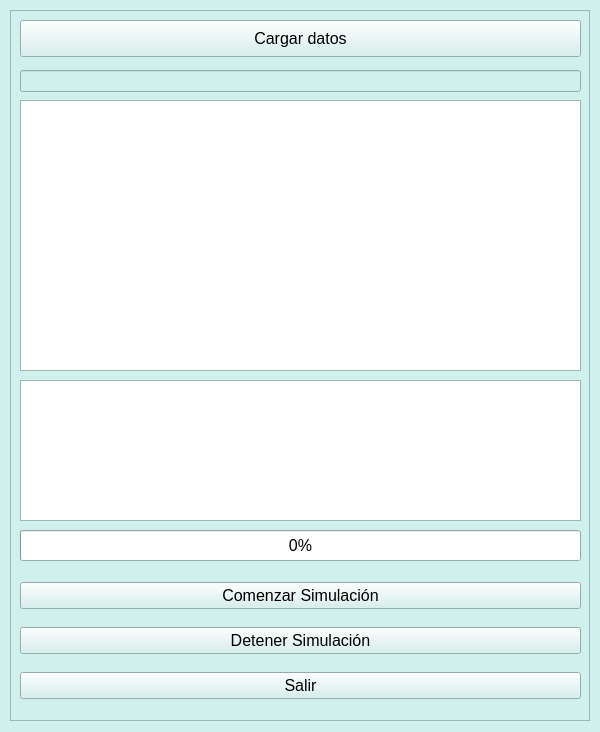
This is gui/qt_ui/simulation_widget.ui in IsaelPT/SimUci as Qt 5 draws it before an edit. The edited form follows.
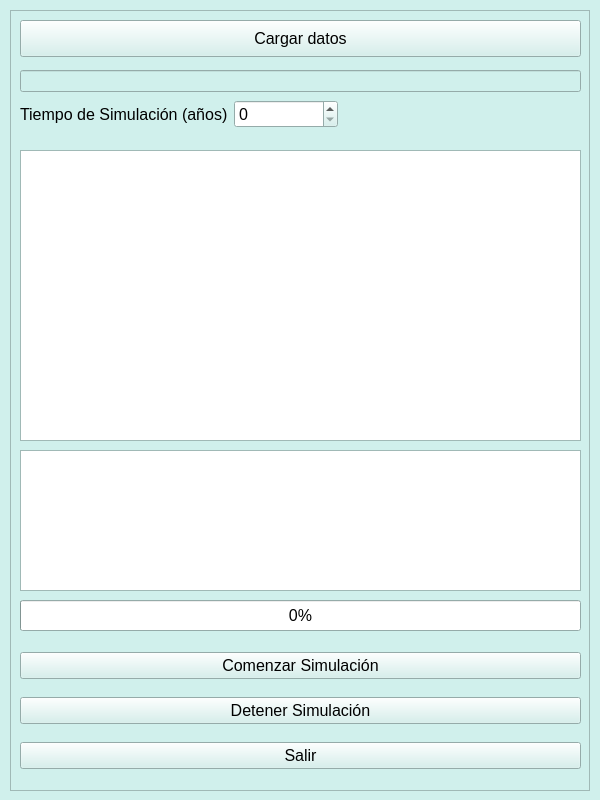
This is the edited form.

Patch:
```diff
--- a/gui/qt_ui/simulation_widget.ui
+++ b/gui/qt_ui/simulation_widget.ui
@@ -7,7 +7,7 @@
     <x>0</x>
     <y>0</y>
     <width>600</width>
-    <height>732</height>
+    <height>800</height>
    </rect>
   </property>
   <property name="sizePolicy">
@@ -18,14 +18,14 @@
   </property>
   <property name="minimumSize">
    <size>
-    <width>600</width>
-    <height>732</height>
+    <width>0</width>
+    <height>0</height>
    </size>
   </property>
   <property name="maximumSize">
    <size>
-    <width>600</width>
-    <height>732</height>
+    <width>1200</width>
+    <height>1200</height>
    </size>
   </property>
   <property name="palette">
@@ -485,7 +485,7 @@
      <x>10</x>
      <y>10</y>
      <width>580</width>
-     <height>711</height>
+     <height>781</height>
     </rect>
    </property>
    <property name="focusPolicy">
@@ -501,7 +501,7 @@
     <property name="geometry">
      <rect>
       <x>10</x>
-      <y>520</y>
+      <y>590</y>
       <width>561</width>
       <height>31</height>
      </rect>
@@ -514,7 +514,7 @@
     <property name="geometry">
      <rect>
       <x>10</x>
-      <y>560</y>
+      <y>630</y>
       <width>561</width>
       <height>141</height>
      </rect>
@@ -579,7 +579,7 @@
     <property name="geometry">
      <rect>
       <x>10</x>
-      <y>370</y>
+      <y>440</y>
       <width>561</width>
       <height>141</height>
      </rect>
@@ -595,9 +595,9 @@
     <property name="geometry">
      <rect>
       <x>10</x>
-      <y>90</y>
+      <y>140</y>
       <width>561</width>
-      <height>271</height>
+      <height>291</height>
      </rect>
     </property>
     <property name="font">
@@ -607,6 +607,28 @@
      </font>
     </property>
    </widget>
+   <widget class="QWidget" name="formLayoutWidget">
+    <property name="geometry">
+     <rect>
+      <x>10</x>
+      <y>90</y>
+      <width>318</width>
+      <height>41</height>
+     </rect>
+    </property>
+    <layout class="QFormLayout" name="formLayout">
+     <item row="0" column="0">
+      <widget class="QLabel" name="label_tiempo_simulacion">
+       <property name="text">
+        <string>Tiempo de Simulación (años)</string>
+       </property>
+      </widget>
+     </item>
+     <item row="0" column="1">
+      <widget class="QSpinBox" name="spinBox_tiempo"/>
+     </item>
+    </layout>
+   </widget>
   </widget>
  </widget>
  <resources/>
```
Left out of the diff: 3 changed lines with no effect on the pictures.
